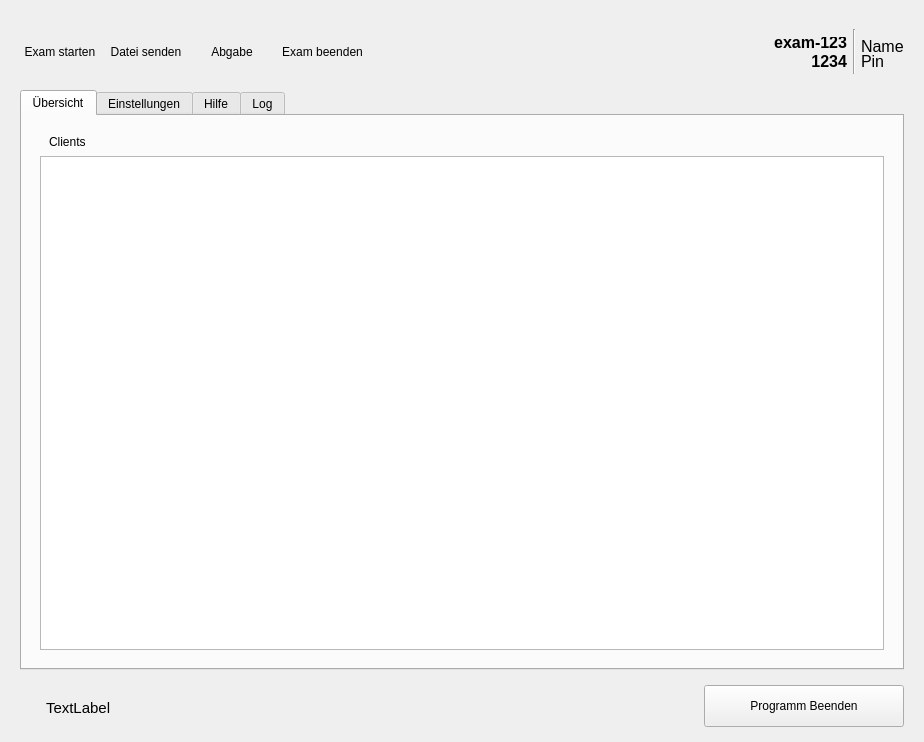
Before: the Qt Designer form server/server.ui in valueerrorx/life-exam, drawn with Qt 5.
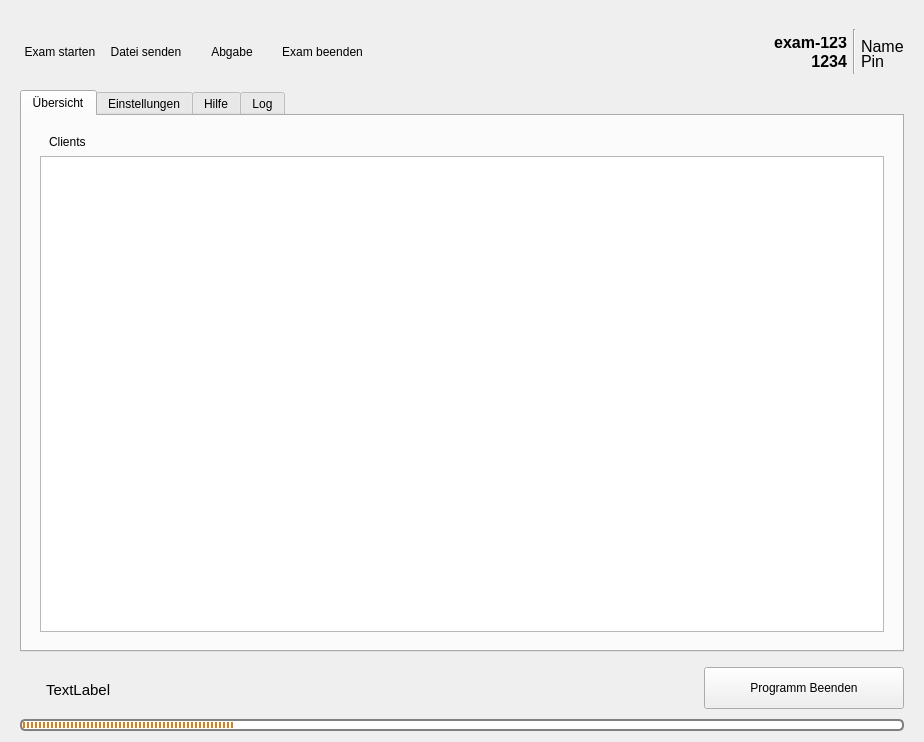
After: the same form once the commit is applied. Icons and pictures are not drawn.

```diff
--- a/server/server.ui
+++ b/server/server.ui
@@ -2510,6 +2510,44 @@
         </layout>
        </widget>
       </item>
+      <item>
+       <layout class="QHBoxLayout" name="QueueInfo_Box">
+        <item>
+         <widget class="QProgressBar" name="networkProgress">
+          <property name="minimumSize">
+           <size>
+            <width>0</width>
+            <height>12</height>
+           </size>
+          </property>
+          <property name="maximumSize">
+           <size>
+            <width>16777215</width>
+            <height>12</height>
+           </size>
+          </property>
+          <property name="styleSheet">
+           <string notr="true">QProgressBar{
+  border: 2px solid grey;
+  border-radius: 5px;
+  text-align: center;
+}
+QProgressBar::chunk{
+  background-color: #d7801a;
+  width: 2.15px;
+  margin: 0.5px;
+}</string>
+          </property>
+          <property name="value">
+           <number>24</number>
+          </property>
+          <property name="textVisible">
+           <bool>false</bool>
+          </property>
+         </widget>
+        </item>
+       </layout>
+      </item>
      </layout>
     </widget>
    </item>
```
